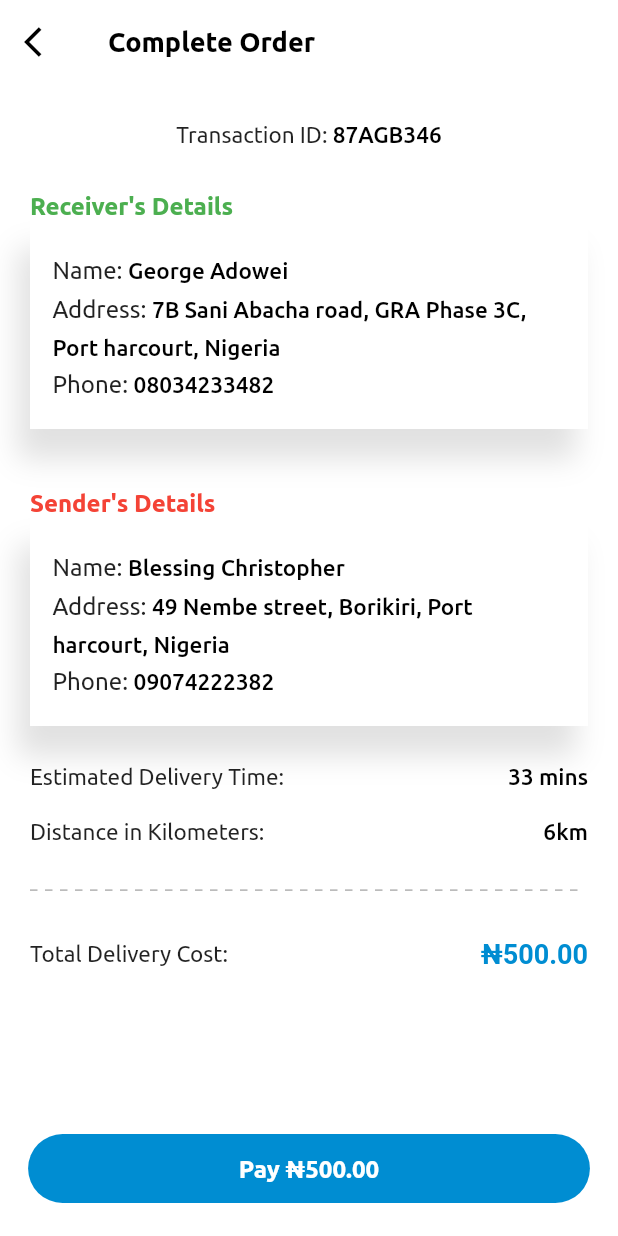
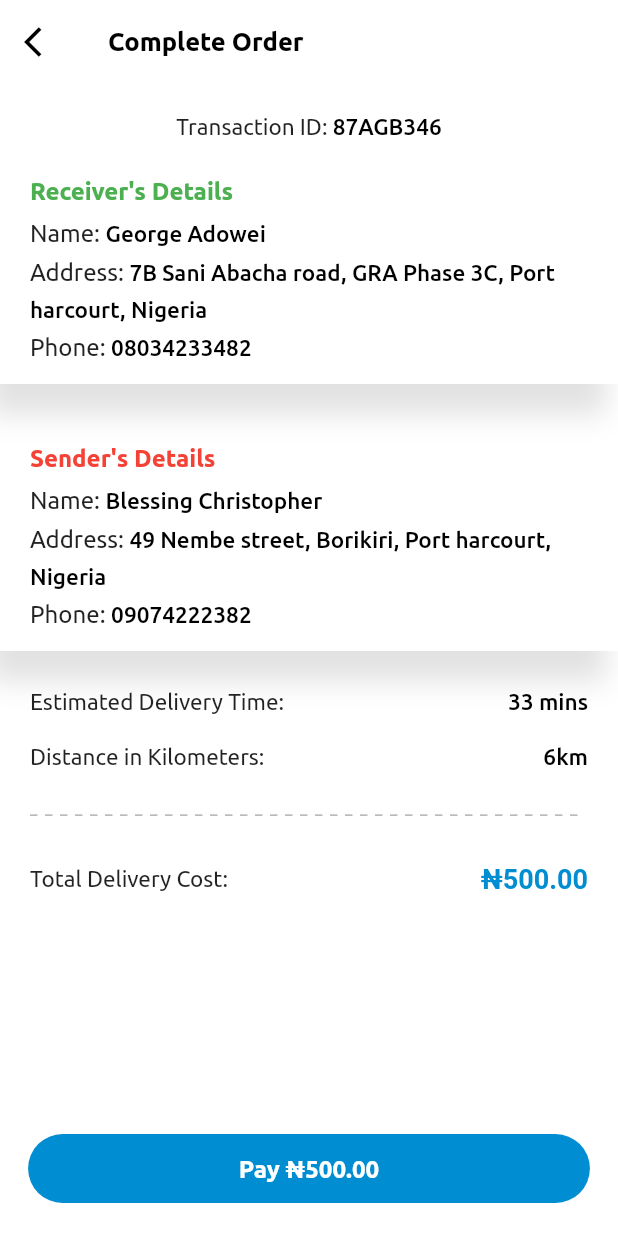
Before and after one commit to YoboZorle/picker_app, a Flutter app: the ReviewOrder screen opened directly, on a phone screen of 412 x 824 dp. Run offline on Flutter 3.47's test engine with Material 2 defaults, Android fonts, the phone set to English and light mode, and no system bars; drawn by our look-alikes of dotted_line; our stand-ins replace badges, country_code_picker, flare_flutter, flutter_signin_button, flutter_svg, google_maps_flutter and 1 more; missing offline and left inert: pin_view.

Commit message:
reveiw order done

```diff
--- a/lib/src/user/custom_appbar.dart
+++ b/lib/src/user/custom_appbar.dart
@@ -50,11 +50,11 @@ class CustomerAppBar extends StatelessWidget {
                       children: [
                         SizedBox(width: 15),
                         SvgPicture.asset('assets/svg/kargo_bike.svg',
-                            height: 22, semanticsLabel: 'Bike Icon'),
+                            height: 20, semanticsLabel: 'Bike Icon'),
                         SizedBox(width: 8),
                         Text('Become a rider',
                             style: TextStyle(
-                                fontSize: 15,
+                                fontSize: 14,
                                 fontFamily: 'Ubuntu',
                                 color: Colors.white,
                                 fontWeight: FontWeight.w400)),
--- a/lib/src/user/review_order.dart
+++ b/lib/src/user/review_order.dart
@@ -26,10 +26,10 @@ class _ReviewOrderState extends State<ReviewOrder> {
             title: Text(
               'Complete Order',
               style: TextStyle(
-                fontSize: 18,
+                fontSize: 17,
                 fontFamily: 'Ubuntu',
                 color: Colors.black,
-                fontWeight: FontWeight.w700,
+                fontWeight: FontWeight.w800,
               ),
             ),
             leading: IconButton(
@@ -49,12 +49,12 @@ class _ReviewOrderState extends State<ReviewOrder> {
               child: Column(children: <Widget>[
                 Expanded(
                   child: new Container(
-                      margin: EdgeInsets.only(top: 5, right: 20, left: 20),
+                      margin: EdgeInsets.only(top: 5),
                       child: Stack(children: <Widget>[
                         ListView(
                             physics: const BouncingScrollPhysics(),
                             children: <Widget>[
-                              SizedBox(height: 20),
+                              SizedBox(height: 15),
                               Row(
                                   mainAxisAlignment: MainAxisAlignment.center,
                                   children: <Widget>[
@@ -79,8 +79,10 @@ class _ReviewOrderState extends State<ReviewOrder> {
                                       ),
                                     )
                                   ]),
-                              SizedBox(height: 30),
-                              Text(
+                              SizedBox(height: 25),
+                              Container(
+                                padding: EdgeInsets.only(left: 20),
+                                child: Text(
                                   'Receiver\'s Details',
                                   textAlign: TextAlign.left,
                                   style: TextStyle(
@@ -90,13 +92,14 @@ class _ReviewOrderState extends State<ReviewOrder> {
                                     fontWeight: FontWeight.w600,
                                   ),
                                 ),
+                              ),
                               Container(
                                 decoration: BoxDecoration(
                                   color: Colors.white,
                                   boxShadow: [Shadows.secondaryShadow8],
                                   borderRadius: Radii.kRoundpxRadius8,
                                 ),
-                                padding: EdgeInsets.all(15),
+                                padding: EdgeInsets.only(left: 20, bottom: 10, right: 20),
                                 child: ListTile(
                                   title: RichText(
                                     text: TextSpan(
@@ -174,7 +177,9 @@ class _ReviewOrderState extends State<ReviewOrder> {
                               ),
                               SizedBox(height: 40),
 
-                              Text(
+                              Container(
+                                padding: EdgeInsets.only(left: 20),
+                                child: Text(
                                   'Sender\'s Details',
                                   textAlign: TextAlign.left,
                                   style: TextStyle(
@@ -184,13 +189,14 @@ class _ReviewOrderState extends State<ReviewOrder> {
                                     fontWeight: FontWeight.w600,
                                   ),
                                 ),
+                              ),
                               Container(
                                 decoration: BoxDecoration(
                                   color: Colors.white,
                                   boxShadow: [Shadows.secondaryShadow8],
                                   borderRadius: Radii.kRoundpxRadius8,
                                 ),
-                                padding: EdgeInsets.all(15),
+                                padding: EdgeInsets.only(left: 20, bottom: 10, right: 20),
                                 child: ListTile(
                                   title: RichText(
                                     text: TextSpan(
@@ -267,7 +273,9 @@ class _ReviewOrderState extends State<ReviewOrder> {
                                 ),
                               ),
                               SizedBox(height: 25),
-                              Row(
+                              Container(
+                                padding: EdgeInsets.only(left: 20, right: 20),
+                                child: Row(
                                     mainAxisAlignment:
                                         MainAxisAlignment.spaceBetween,
                                     children: <Widget>[
@@ -292,8 +300,11 @@ class _ReviewOrderState extends State<ReviewOrder> {
                                         ),
                                       )
                                     ]),
+                              ),
                               SizedBox(height: 20),
-                              Row(
+                              Container(
+                                padding: EdgeInsets.only(left: 20, right: 20),
+                                child: Row(
                                     mainAxisAlignment:
                                         MainAxisAlignment.spaceBetween,
                                     children: <Widget>[
@@ -318,8 +329,11 @@ class _ReviewOrderState extends State<ReviewOrder> {
                                         ),
                                       )
                                     ]),
+                              ),
                               SizedBox(height: 30),
-                              DottedLine(
+                              Container(
+                                padding: EdgeInsets.only(left: 20, right: 20),
+                                child: DottedLine(
                                   direction: Axis.horizontal,
                                   lineLength: double.infinity,
                                   lineThickness: 0.8,
@@ -330,8 +344,11 @@ class _ReviewOrderState extends State<ReviewOrder> {
                                   dashGapColor: Colors.transparent,
                                   dashGapRadius: 0.0,
                                 ),
+                              ),
                               SizedBox(height: 30),
-                              Row(
+                              Container(
+                                padding: EdgeInsets.only(left: 20, right: 20),
+                                child: Row(
                                     mainAxisAlignment:
                                         MainAxisAlignment.spaceBetween,
                                     children: <Widget>[
@@ -357,6 +374,7 @@ class _ReviewOrderState extends State<ReviewOrder> {
                                             height: 1.35),
                                       ),
                                     ]),
+                              ),
                             ]),
                       ])),
                 ),
--- a/lib/src/user/user_drawer.dart
+++ b/lib/src/user/user_drawer.dart
@@ -34,7 +34,8 @@ class _UserDrawerState extends State<UserDrawer> {
               style: TextStyle(
                   fontWeight: FontWeight.w400,
                   fontFamily: "Ubuntu",
-                  fontSize: 15),
+                  height: 1.5,
+                  fontSize: 14),
             ),
           ),
           Container(
@@ -123,7 +124,7 @@ class _UserDrawerState extends State<UserDrawer> {
                     fontWeight: FontWeight.w400,
                     fontFamily: "Ubuntu",
                     color: Colors.grey[200],
-                    fontSize: 15),
+                    fontSize: 13),
               ),
               trailing: Icon(Icons.arrow_forward_ios,
                   size: 17, color: Colors.grey[200]),
```
Also changed, not shown: lib/src/auth/complete_profile_form.dart (+6 -6 lines), lib/src/auth/phone_login.dart (+8 -8 lines), lib/src/user/admin_driver.dart (added, +297 -0 lines), 1 other file. Lines whose indentation alone changed are shown as unchanged.
